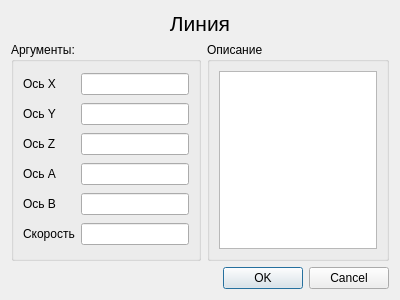
Xtail96/SML, file KAMEditor/gui/commands/linedialog.ui: the form before one commit.
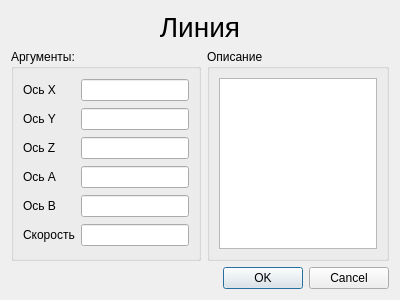
The form after the commit.

Diff of the .ui file:
```diff
--- a/KAMEditor/gui/commands/linedialog.ui
+++ b/KAMEditor/gui/commands/linedialog.ui
@@ -40,7 +40,7 @@
     <widget class="QLabel" name="line_title_label">
      <property name="font">
       <font>
-       <pointsize>16</pointsize>
+       <pointsize>21</pointsize>
       </font>
      </property>
      <property name="text">
```
